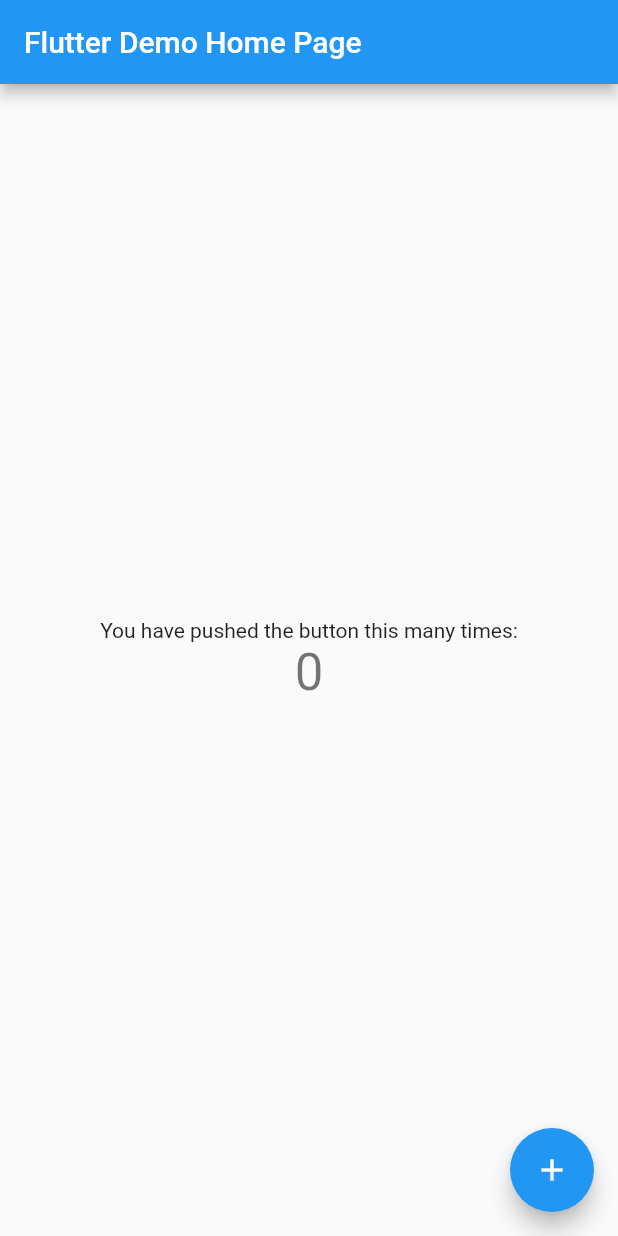
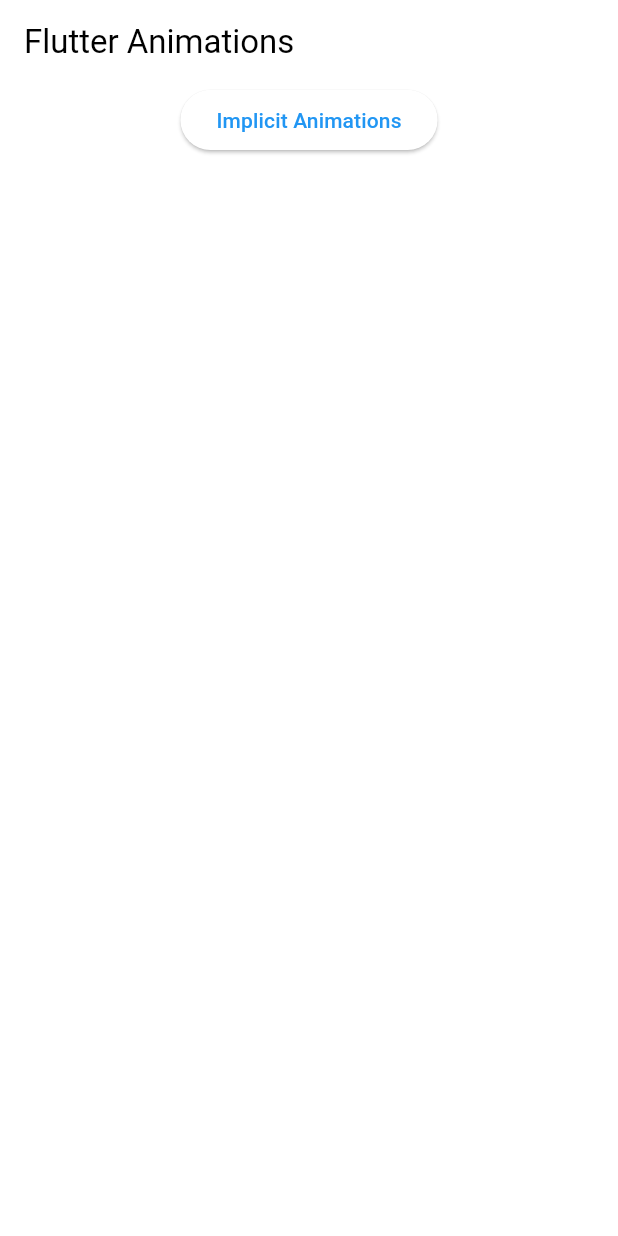
Before and after one commit to pic123123/flutter_animations_masterclass, a Flutter app: the screen it shows after launch, on a phone screen of 412 x 824 dp. Run offline on Flutter 3.47's test engine with Material 2 defaults, Android fonts, the phone set to English and light mode, and no system bars.

Commit message:
Implicitly Animated Widgets

```diff
--- a/lib/main.dart
+++ b/lib/main.dart
@@ -1,4 +1,5 @@
 import 'package:flutter/material.dart';
+import 'package:flutter_animations_masterclass/screens/manu_screen.dart';
 
 void main() {
   runApp(const MyApp());
@@ -7,109 +8,17 @@
 class MyApp extends StatelessWidget {
   const MyApp({super.key});
 
-  // This widget is the root of your application.
   @override
   Widget build(BuildContext context) {
     return MaterialApp(
-      title: 'Flutter Demo',
+      title: 'Flutter Animations Masterclass',
       theme: ThemeData(
-        // This is the theme of your application.
-        //
-        // Try running your application with "flutter run". You'll see the
-        // application has a blue toolbar. Then, without quitting the app, try
-        // changing the primarySwatch below to Colors.green and then invoke
-        // "hot reload" (press "r" in the console where you ran "flutter run",
-        // or simply save your changes to "hot reload" in a Flutter IDE).
-        // Notice that the counter didn't reset back to zero; the application
-        // is not restarted.
-        primarySwatch: Colors.blue,
+        useMaterial3: true,
+        colorScheme: const ColorScheme.light(
+          primary: Colors.blue,
+        ),
       ),
-      home: const MyHomePage(title: 'Flutter Demo Home Page'),
+      home: const MenuScreen(),
     );
   }
 }
-
-class MyHomePage extends StatefulWidget {
-  const MyHomePage({super.key, required this.title});
-
-  // This widget is the home page of your application. It is stateful, meaning
-  // that it has a State object (defined below) that contains fields that affect
-  // how it looks.
-
-  // This class is the configuration for the state. It holds the values (in this
-  // case the title) provided by the parent (in this case the App widget) and
-  // used by the build method of the State. Fields in a Widget subclass are
-  // always marked "final".
-
-  final String title;
-
-  @override
-  State<MyHomePage> createState() => _MyHomePageState();
-}
-
-class _MyHomePageState extends State<MyHomePage> {
-  int _counter = 0;
-
-  void _incrementCounter() {
-    setState(() {
-      // This call to setState tells the Flutter framework that something has
-      // changed in this State, which causes it to rerun the build method below
-      // so that the display can reflect the updated values. If we changed
-      // _counter without calling setState(), then the build method would not be
-      // called again, and so nothing would appear to happen.
-      _counter++;
-    });
-  }
-
-  @override
-  Widget build(BuildContext context) {
-    // This method is rerun every time setState is called, for instance as done
-    // by the _incrementCounter method above.
-    //
-    // The Flutter framework has been optimized to make rerunning build methods
-    // fast, so that you can just rebuild anything that needs updating rather
-    // than having to individually change instances of widgets.
-    return Scaffold(
-      appBar: AppBar(
-        // Here we take the value from the MyHomePage object that was created by
-        // the App.build method, and use it to set our appbar title.
-        title: Text(widget.title),
-      ),
-      body: Center(
-        // Center is a layout widget. It takes a single child and positions it
-        // in the middle of the parent.
-        child: Column(
-          // Column is also a layout widget. It takes a list of children and
-          // arranges them vertically. By default, it sizes itself to fit its
-          // children horizontally, and tries to be as tall as its parent.
-          //
-          // Invoke "debug painting" (press "p" in the console, choose the
-          // "Toggle Debug Paint" action from the Flutter Inspector in Android
-          // Studio, or the "Toggle Debug Paint" command in Visual Studio Code)
-          // to see the wireframe for each widget.
-          //
-          // Column has various properties to control how it sizes itself and
-          // how it positions its children. Here we use mainAxisAlignment to
-          // center the children vertically; the main axis here is the vertical
-          // axis because Columns are vertical (the cross axis would be
-          // horizontal).
-          mainAxisAlignment: MainAxisAlignment.center,
-          children: <Widget>[
-            const Text(
-              'You have pushed the button this many times:',
-            ),
-            Text(
-              '$_counter',
-              style: Theme.of(context).textTheme.headlineMedium,
-            ),
-          ],
-        ),
-      ),
-      floatingActionButton: FloatingActionButton(
-        onPressed: _incrementCounter,
-        tooltip: 'Increment',
-        child: const Icon(Icons.add),
-      ), // This trailing comma makes auto-formatting nicer for build methods.
-    );
-  }
-}
--- /dev/null
+++ b/lib/screens/manu_screen.dart
@@ -0,0 +1,40 @@
+import 'package:flutter/material.dart';
+
+import 'implicit_anmations_screen.dart';
+
+class MenuScreen extends StatelessWidget {
+  const MenuScreen({super.key});
+
+  void _goToPage(BuildContext context, Widget screen) {
+    Navigator.push(
+      context,
+      MaterialPageRoute(
+        builder: (context) => screen,
+      ),
+    );
+  }
+
+  @override
+  Widget build(BuildContext context) {
+    return Scaffold(
+      appBar: AppBar(
+        title: const Text("Flutter Animations"),
+      ),
+      body: Center(
+        child: Column(
+          children: [
+            ElevatedButton(
+              onPressed: () {
+                _goToPage(
+                  context,
+                  const ImplicitAnimationsScreen(),
+                );
+              },
+              child: const Text('Implicit Animations'),
+            ),
+          ],
+        ),
+      ),
+    );
+  }
+}
```
Also changed, not shown: lib/screens/implicit_anmations_screen.dart (added, +62 -0 lines).
